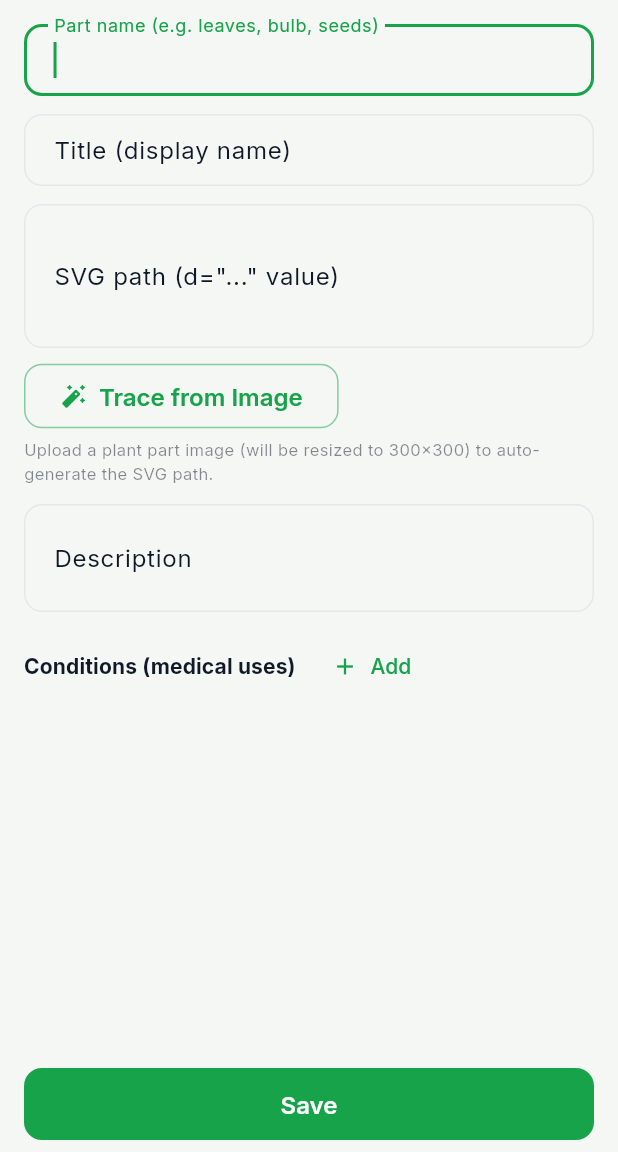
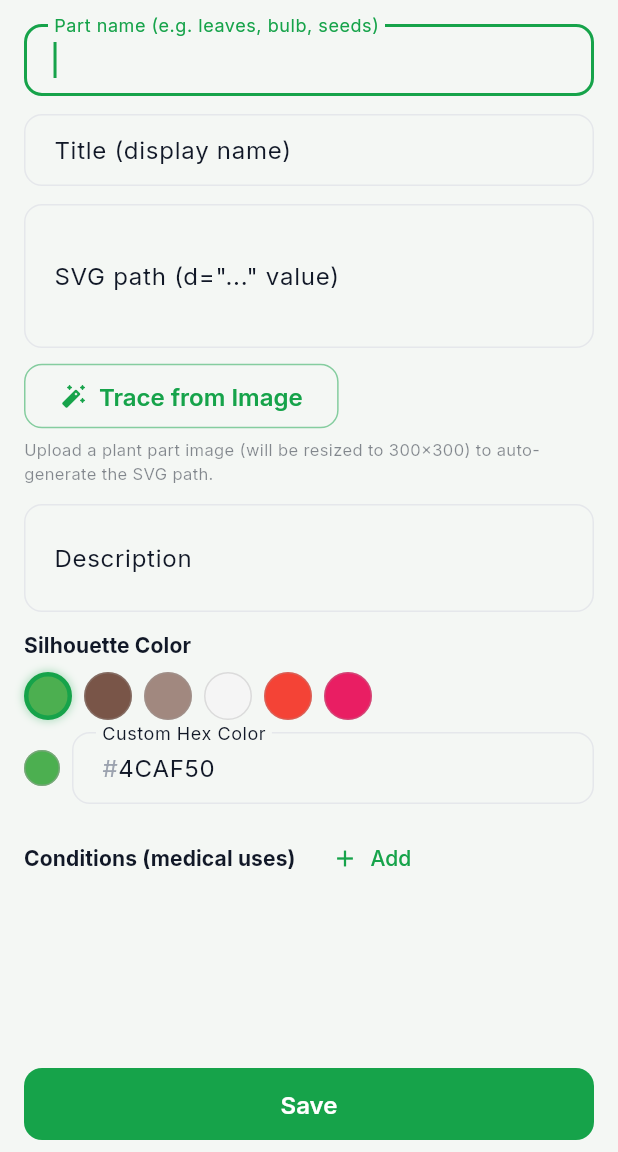
Before and after one commit to sXenoXs/RE-HerbaScan, a Flutter app: the _EditAnatomyPartScreen screen opened directly with empty values, on a phone screen of 412 x 824 dp, the part 84-1236 px from its top. Run offline on Flutter 3.47's test engine with Material 3 defaults, Android fonts, the phone set to English and light mode, and no system bars; our stand-ins replace app_links, cached_network_image, camera, connectivity_plus, dio, file_picker and 20 more; missing offline and left inert: add_2_calendar, gal, tflite_flutter; accounts and stored records are empty.

Commit message:
Added anatomy color picker to admin panel

```diff
--- a/lib/features/admin/admin_plant_catalog_editor_screen.dart
+++ b/lib/features/admin/admin_plant_catalog_editor_screen.dart
@@ -2008,6 +2008,7 @@ class _EditAnatomyPartScreenState extends State<_EditAnatomyPartScreen> {
   late TextEditingController _svgPathController;
   late TextEditingController _titleController;
   late TextEditingController _descriptionController;
+  late TextEditingController _colorHexController;
   late List<String> _conditions;
 
   @override
@@ -2022,6 +2023,8 @@ class _EditAnatomyPartScreenState extends State<_EditAnatomyPartScreen> {
         TextEditingController(text: m?['title'] as String? ?? '');
     _descriptionController =
         TextEditingController(text: m?['description'] as String? ?? '');
+    _colorHexController =
+        TextEditingController(text: m?['color_hex'] as String? ?? '4CAF50');
     if (m?['conditions'] is List) {
       _conditions =
           (m!['conditions'] as List).map((e) => e.toString()).toList();
@@ -2036,13 +2039,22 @@ class _EditAnatomyPartScreenState extends State<_EditAnatomyPartScreen> {
     _svgPathController.dispose();
     _titleController.dispose();
     _descriptionController.dispose();
+    _colorHexController.dispose();
     super.dispose();
   }
 
   Future<void> _openImageTracer() async {
+    final hex = _colorHexController.text.trim().replaceAll('#', '');
+    Color fillCol = const Color(0xFF4CAF50);
+    if (hex.isNotEmpty) {
+      try {
+        fillCol = Color(int.parse(hex, radix: 16) | 0xFF000000);
+      } catch (_) {}
+    }
+
     final result = await showDialog<String>(
       context: context,
-      builder: (_) => const ImageTracerDialog(),
+      builder: (_) => ImageTracerDialog(fillColor: fillCol),
     );
     if (result != null && result.isNotEmpty && mounted) {
       setState(() => _svgPathController.text = result);
@@ -2072,7 +2084,7 @@ class _EditAnatomyPartScreenState extends State<_EditAnatomyPartScreen> {
       'title': _titleController.text.trim(),
       'description': _descriptionController.text.trim(),
       'conditions': conditionsList,
-      'color_hex': widget.initial?['color_hex'] as String? ?? '4CAF50',
+      'color_hex': _colorHexController.text.replaceAll('#', '').toUpperCase(),
       'z_index': widget.initial?['z_index'] is int
           ? widget.initial!['z_index'] as int
           : int.tryParse(widget.initial?['z_index'].toString() ?? '0') ?? 0,
@@ -2166,10 +2178,99 @@ class _EditAnatomyPartScreenState extends State<_EditAnatomyPartScreen> {
               minLines: 2,
             ),
             const SizedBox(height: 12),
+            _buildColorPicker(),
+            const SizedBox(height: 12),
             _buildConditionsSection(theme),
           ],
         ),
       ),
+    );
+  }
+
+  Widget _buildColorPicker() {
+    final theme = Theme.of(context);
+    final palette = [
+      ('Leaf Green', '4CAF50'),
+      ('Stem/Bark Brown', '795548'),
+      ('Root Yellow-Brown', 'A1887F'),
+      ('Garlic/Onion White', 'F5F5F5'),
+      ('Flower Red', 'F44336'),
+      ('Flower Pink', 'E91E63'),
+    ];
+
+    Color currentColor = const Color(0xFF4CAF50);
+    try {
+      if (_colorHexController.text.isNotEmpty) {
+        currentColor = Color(int.parse(_colorHexController.text.replaceAll('#', ''), radix: 16) | 0xFF000000);
+      }
+    } catch (_) {}
+
+    return Column(
+      crossAxisAlignment: CrossAxisAlignment.start,
+      children: [
+        Text('Silhouette Color', style: theme.textTheme.titleSmall?.copyWith(fontWeight: FontWeight.bold)),
+        const SizedBox(height: 8),
+        Wrap(
+          spacing: 8,
+          runSpacing: 8,
+          children: palette.map((p) {
+            final color = Color(int.parse(p.$2, radix: 16) | 0xFF000000);
+            final isSelected = _colorHexController.text.replaceAll('#', '').toUpperCase() == p.$2.toUpperCase();
+            return Tooltip(
+              message: p.$1,
+              child: GestureDetector(
+                onTap: () {
+                  setState(() {
+                    _colorHexController.text = p.$2;
+                  });
+                },
+                child: Container(
+                  width: 32,
+                  height: 32,
+                  decoration: BoxDecoration(
+                    color: color,
+                    shape: BoxShape.circle,
+                    border: Border.all(
+                      color: isSelected ? AppTheme.botanicalPrimary : Colors.grey.withValues(alpha: 0.3),
+                      width: isSelected ? 3 : 1,
+                    ),
+                    boxShadow: isSelected ? [
+                      BoxShadow(color: AppTheme.botanicalPrimary.withValues(alpha: 0.3), blurRadius: 4, spreadRadius: 1)
+                    ] : null,
+                  ),
+                ),
+              ),
+            );
+          }).toList(),
+        ),
+        const SizedBox(height: 8),
+        Row(
+          children: [
+            Container(
+              width: 24,
+              height: 24,
+              decoration: BoxDecoration(
+                color: currentColor,
+                shape: BoxShape.circle,
+                border: Border.all(color: Colors.grey.withValues(alpha: 0.5)),
+              ),
+            ),
+            const SizedBox(width: 8),
+            Expanded(
+              child: TextField(
+                controller: _colorHexController,
+                decoration: const InputDecoration(
+                  labelText: 'Custom Hex Color',
+                  hintText: 'e.g. 4CAF50',
+                  isDense: true,
+                  prefixText: '#',
+                ),
+                onChanged: (v) => setState(() {}),
+              ),
+            ),
+          ],
+        ),
+      ],
     );
   }
 
--- a/lib/features/admin/image_tracer_dialog.dart
+++ b/lib/features/admin/image_tracer_dialog.dart
@@ -15,7 +15,12 @@ enum _TracerState { idle, picking, resizing, tracing, preview }
 
 /// A full-screen dialog for tracing images into SVG paths.
 class ImageTracerDialog extends StatefulWidget {
-  const ImageTracerDialog({super.key});
+  final Color fillColor;
+
+  const ImageTracerDialog({
+    super.key,
+    this.fillColor = const Color(0xFF4CAF50), // Default green
+  });
 
   @override
   State<ImageTracerDialog> createState() => _ImageTracerDialogState();
@@ -541,6 +546,7 @@ class _ImageTracerDialogState extends State<ImageTracerDialog> {
                       showPoints: _showPoints,
                       fadeImage: _fadeImage,
                       showOriginal: _showOriginal,
+                      fillColor: widget.fillColor,
                     ),
                   ),
                 );
@@ -966,6 +972,7 @@ class _TracedPathPainter extends CustomPainter {
   final bool showPoints;
   final bool fadeImage;
   final bool showOriginal;
+  final Color fillColor;
 
   _TracedPathPainter({
     required this.svgPathData,
@@ -974,6 +981,7 @@ class _TracedPathPainter extends CustomPainter {
     required this.showPoints,
     required this.fadeImage,
     required this.showOriginal,
+    required this.fillColor,
   });
 
   @override
@@ -1000,11 +1008,11 @@ class _TracedPathPainter extends CustomPainter {
 
       if (showPath) {
         canvas.drawPath(path, Paint()
-          ..color = AppTheme.botanicalPrimary.withValues(alpha: 0.7)
+          ..color = fillColor.withValues(alpha: 0.7)
           ..style = PaintingStyle.fill);
         // Stroke outline
         canvas.drawPath(path, Paint()
-          ..color = AppTheme.botanicalPrimary
+          ..color = fillColor
           ..style = PaintingStyle.stroke
           ..strokeWidth = 1.5);
       }
```
